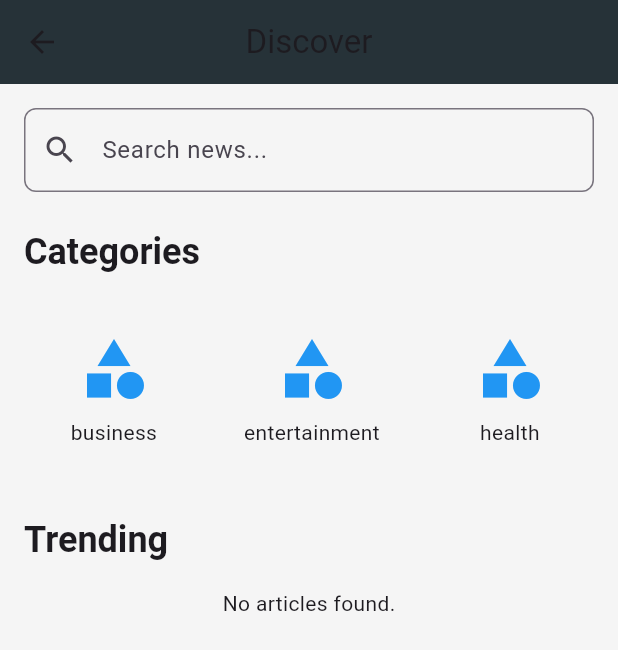
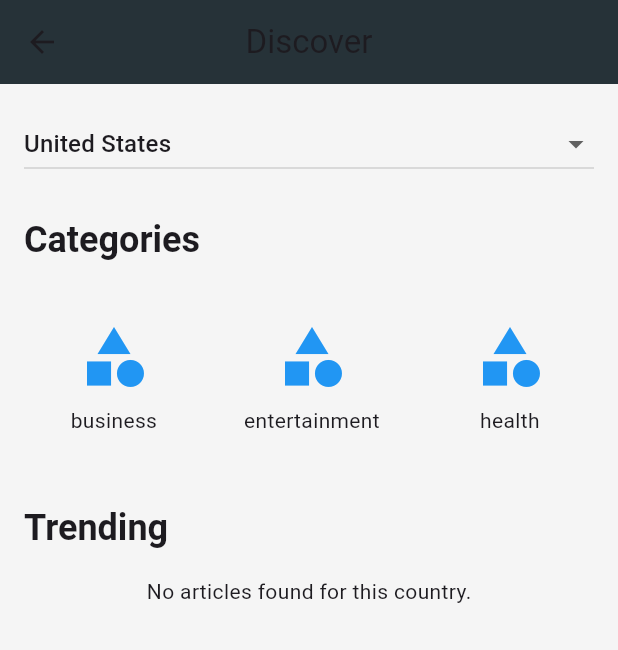
Before and after one commit to Prince3069/AFRO-APP, a Flutter app: the DiscoverScreen screen opened by its route, on a phone screen of 412 x 824 dp. Shown: the top 650 px of the screen. Run offline on Flutter 3.47's test engine with Material 3 defaults, Android fonts, the light colour scheme and no system bars; our stand-ins replace cloud_firestore, firebase_core, firebase_storage, image_picker, video_player; accounts and stored records are empty; network calls fail.

Commit message:
changed the search bar in the discover screen to country drop down

```diff
--- a/lib/main.dart
+++ b/lib/main.dart
@@ -80,7 +80,7 @@ class MyApp extends StatelessWidget {
           return ArticleScreen(article: article);
         },
         DiscoverScreen.routeName:
-            (context) => const DiscoverScreen(selectedCountry: ''),
+            (context) => DiscoverScreen(selectedCountryCode: 'CountryCode'),
         '/category': (context) {
           final category = ModalRoute.of(context)!.settings.arguments as String;
           return CategoryScreen(
--- a/lib/screens/discover_screen.dart
+++ b/lib/screens/discover_screen.dart
@@ -5,9 +5,9 @@ import 'article_model.dart';
 
 class DiscoverScreen extends StatefulWidget {
   static const String routeName = '/discover';
-  final String selectedCountry;
+  final String selectedCountryCode;
 
-  const DiscoverScreen({super.key, required this.selectedCountry});
+  const DiscoverScreen({super.key, required this.selectedCountryCode});
 
   @override
   _DiscoverScreenState createState() => _DiscoverScreenState();
@@ -15,7 +15,7 @@ class DiscoverScreen extends StatefulWidget {
 
 class _DiscoverScreenState extends State<DiscoverScreen> {
   late Future<List<Article>> trendingArticles;
-  late String currentCountry; // Store the current country
+  late String currentCountry;
 
   final List<String> categories = [
     'business',
@@ -28,26 +28,58 @@ class _DiscoverScreenState extends State<DiscoverScreen> {
     'world',
   ];
 
+  final Map<String, String> countryMap = {
+    'us': 'United States',
+    'ai': 'Anguilla',
+    'ag': 'Antigua and Barbuda',
+    'aw': 'Aruba',
+    'bs': 'The Bahamas',
+    'bb': 'Barbados',
+    'vg': 'British Virgin Islands',
+    'ky': 'Cayman Islands',
+    'cu': 'Cuba',
+    'dm': 'Dominica',
+    'do': 'Dominican Republic',
+    'gd': 'Grenada',
+    'gp': 'Guadeloupe',
+    'ht': 'Haiti',
+    'jm': 'Jamaica',
+    'mq': 'Martinique',
+    'an': 'Netherlands Antilles',
+    'pr': 'Puerto Rico',
+    'bl': 'St Barts',
+    'kn': 'St Kitts and Nevis',
+    'lc': 'St Lucia',
+    'mf': 'St Martin',
+    'vc': 'St Vincent',
+    'tt': 'Trinidad and Tobago',
+    'tc': 'Turks and Caicos',
+
+    'ng': 'Nigeria',
+    'za': 'South Africa',
+    'eg': 'Egypt',
+    'dz': 'Algeria',
+    'ma': 'Morocco',
+    'et': 'Ethiopia',
+    'ke': 'Kenya',
+    'ao': 'Angola',
+    'gh': 'Ghana',
+    'tz': 'Tanzania',
+    'ci': 'Ivory Coast',
+    'cd': 'Democratic Republic of the Congo',
+    'sd': 'Sudan',
+    'sn': 'Senegal',
+    'ly': 'Libya',
+  };
+
   @override
   void initState() {
     super.initState();
     currentCountry =
-        widget.selectedCountry.isNotEmpty
-            ? widget.selectedCountry
-            : 'ng'; // Default to Jamaica
+        countryMap.containsKey(widget.selectedCountryCode)
+            ? widget.selectedCountryCode
+            : 'us';
     _fetchTrendingArticles();
-  }
-
-  @override
-  void didUpdateWidget(covariant DiscoverScreen oldWidget) {
-    super.didUpdateWidget(oldWidget);
-    if (oldWidget.selectedCountry != widget.selectedCountry &&
-        widget.selectedCountry.isNotEmpty) {
-      setState(() {
-        currentCountry = widget.selectedCountry;
-      });
-      _fetchTrendingArticles();
-    }
   }
 
   void _fetchTrendingArticles() {
@@ -74,15 +106,27 @@ class _DiscoverScreenState extends State<DiscoverScreen> {
         child: Column(
           crossAxisAlignment: CrossAxisAlignment.start,
           children: [
-            TextField(
-              decoration: InputDecoration(
-                hintText: 'Search news...',
-                prefixIcon: const Icon(Icons.search),
-                border: OutlineInputBorder(
-                  borderRadius: BorderRadius.circular(8.0),
-                ),
-              ),
-              onSubmitted: (query) {},
+            // Country Dropdown
+            DropdownButton<String>(
+              value: currentCountry,
+              isExpanded: true,
+              onChanged: (String? newValue) {
+                if (newValue != null) {
+                  setState(() {
+                    currentCountry = newValue;
+                  });
+                  _fetchTrendingArticles();
+                }
+              },
+              items:
+                  countryMap.keys.map<DropdownMenuItem<String>>((
+                    String countryCode,
+                  ) {
+                    return DropdownMenuItem<String>(
+                      value: countryCode,
+                      child: Text(countryMap[countryCode]!),
+                    );
+                  }).toList(),
             ),
             const SizedBox(height: 24),
             Text(
@@ -101,7 +145,7 @@ class _DiscoverScreenState extends State<DiscoverScreen> {
                   return _CategoryTile(
                     title: categories[index],
                     category: categories[index],
-                    country: currentCountry, // Pass correct country
+                    country: currentCountry,
                   );
                 },
               ),
@@ -114,23 +158,39 @@ class _DiscoverScreenState extends State<DiscoverScreen> {
               ).textTheme.headlineSmall!.copyWith(fontWeight: FontWeight.bold),
             ),
             const SizedBox(height: 16),
+
             FutureBuilder<List<Article>>(
               future: trendingArticles,
               builder: (context, snapshot) {
                 if (snapshot.connectionState == ConnectionState.waiting) {
                   return const Center(child: CircularProgressIndicator());
                 } else if (snapshot.hasError) {
-                  return Center(child: Text('Error: ${snapshot.error}'));
+                  return Center(
+                    child: Text('Failed to load news. Try again later.'),
+                  );
                 } else if (!snapshot.hasData || snapshot.data!.isEmpty) {
-                  return const Center(child: Text('No articles found.'));
+                  return const Center(
+                    child: Text('No articles found for this country.'),
+                  );
                 }
+
+                // Remove duplicate articles based on title
+                final uniqueArticles =
+                    snapshot.data!
+                        .fold<Map<String, Article>>({}, (map, article) {
+                          map[article.title] =
+                              article; // Only keeps the last occurrence
+                          return map;
+                        })
+                        .values
+                        .toList();
 
                 return ListView.builder(
                   shrinkWrap: true,
                   physics: const NeverScrollableScrollPhysics(),
-                  itemCount: snapshot.data!.length,
+                  itemCount: uniqueArticles.length,
                   itemBuilder: (context, index) {
-                    return _TrendingArticleCard(article: snapshot.data![index]);
+                    return _TrendingArticleCard(article: uniqueArticles[index]);
                   },
                 );
               },
@@ -160,17 +220,14 @@ class _CategoryTile extends StatelessWidget {
       margin: const EdgeInsets.only(right: 12),
       child: InkWell(
         onTap: () {
-          String selectedCountry =
-              country.isNotEmpty ? country : 'ng'; // Default to Jamaica
-
           Navigator.push(
             context,
             MaterialPageRoute(
               builder:
                   (context) => CategoryScreen(
                     category: category,
-                    country: selectedCountry,
-                    selectedCountry: selectedCountry,
+                    country: country,
+                    selectedCountry: country,
                   ),
             ),
           );
```
Also changed, not shown: 4 other files.
